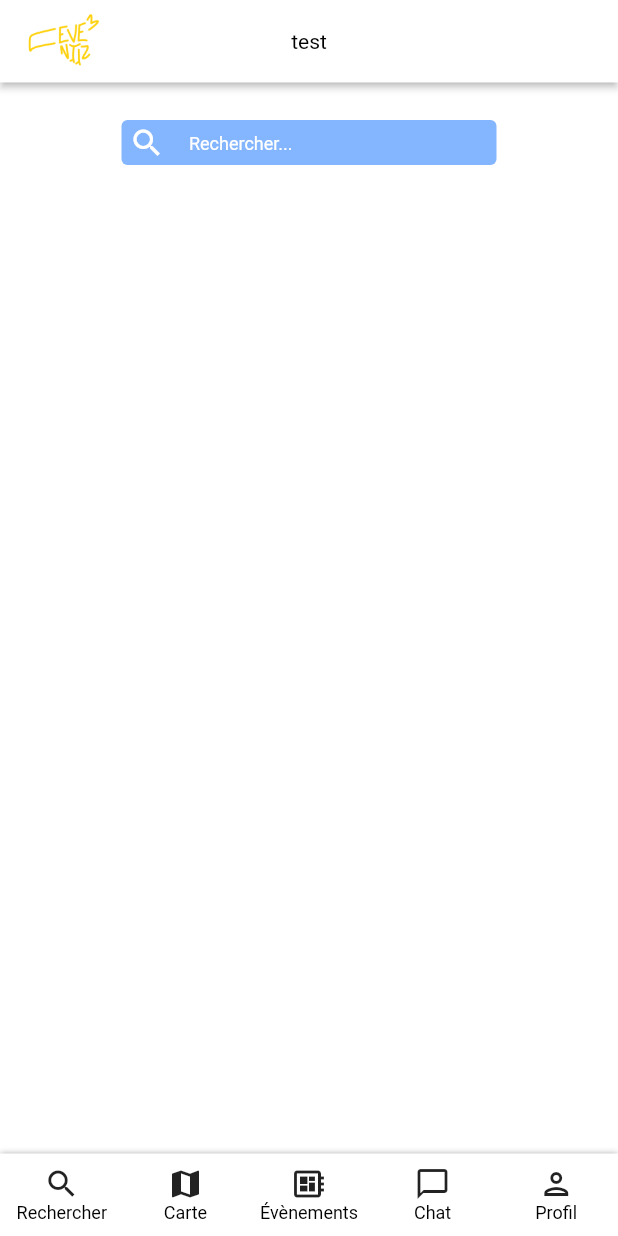
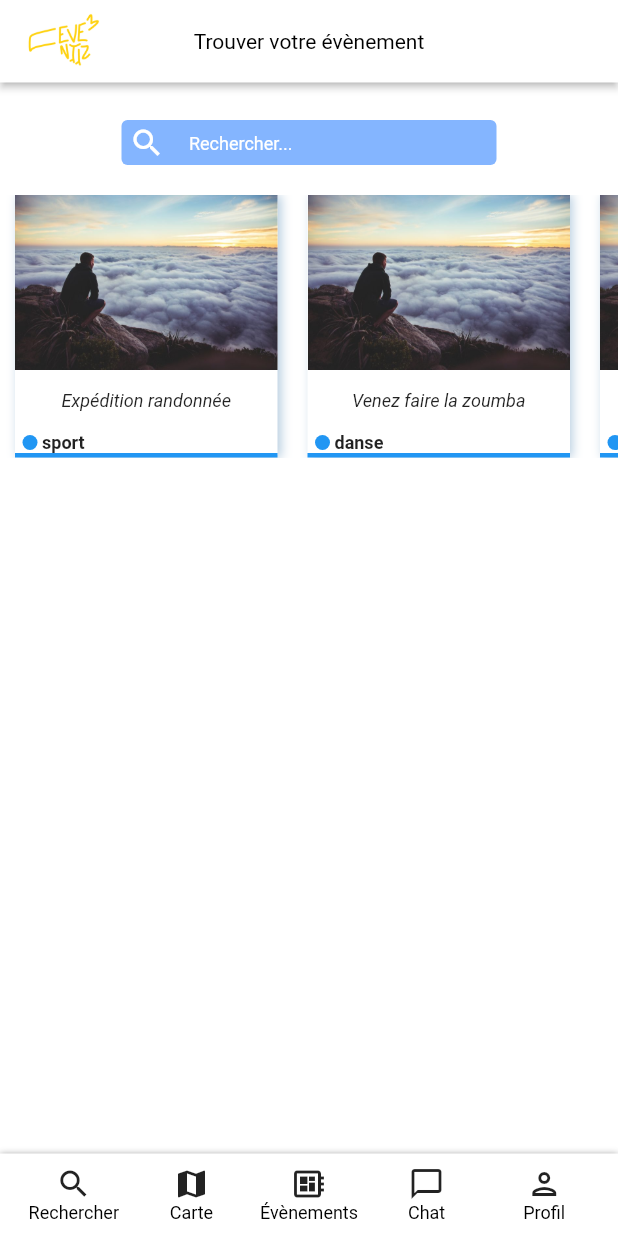
Before and after one commit to justRB/Eventiz, a Flutter app: the screen it shows after launch, on a phone screen of 412 x 824 dp. Run offline on Flutter 3.47's test engine with Material 2 defaults, Android fonts, the phone set to English and light mode, and no system bars.

Commit message:
cardList horizontal + bdd

```diff
--- /dev/null
+++ b/lib/bdd/bdd.dart
@@ -0,0 +1,17 @@
+final events = [
+  {
+    'image': 'card.jpg',
+    'title': 'Expédition randonnée',
+    'category': 'sport',
+  },
+  {
+    'image': 'card.jpg',
+    'title': 'Venez faire la zoumba',
+    'category': 'danse',
+  },
+  {
+    'image': 'card.jpg',
+    'title': 'Compétition pvp minecraft',
+    'category': 'culture',
+  },
+];
--- a/lib/components/nav_bar.dart
+++ b/lib/components/nav_bar.dart
@@ -6,6 +6,7 @@ class NavBar extends StatelessWidget {
   @override
   Widget build(BuildContext context) {
     return Container(
+      padding: const EdgeInsets.only(left: 10, right: 10),
       height: 55,
       decoration: const BoxDecoration(
         color: Colors.white,
@@ -44,7 +45,7 @@ class NavBarElement extends StatelessWidget {
   Widget build(BuildContext context) {
     return GestureDetector(
       child: SizedBox(
-        width: 75,
+        width: 70,
         child: Column(
           mainAxisAlignment: MainAxisAlignment.center,
           children: [
--- /dev/null
+++ b/lib/components/research_page_card.dart
@@ -0,0 +1,84 @@
+import 'package:flutter/material.dart';
+
+class ResearchPageCard extends StatelessWidget {
+  final String image;
+  final String title;
+  final String category;
+  final Color colorCategory;
+
+  const ResearchPageCard(
+      {required this.image,
+      required this.title,
+      required this.category,
+      required this.colorCategory,
+      super.key});
+
+  @override
+  Widget build(BuildContext context) {
+    double cardWidth = 175;
+    double cardHeight = 175;
+    return Container(
+      margin: const EdgeInsets.only(left: 10, right: 10),
+      width: cardWidth,
+      height: cardHeight,
+      decoration: BoxDecoration(
+        color: Colors.white,
+        border: Border(
+          bottom: BorderSide(
+            color: colorCategory,
+            width: 3,
+          ),
+        ),
+        boxShadow: const [
+          BoxShadow(
+            color: Color.fromARGB(255, 181, 204, 223),
+            blurRadius: 5,
+            offset: Offset(2, 0),
+          ),
+        ],
+      ),
+      child: Column(
+        mainAxisAlignment: MainAxisAlignment.spaceBetween,
+        children: [
+          ClipRRect(
+            borderRadius: const BorderRadius.only(
+                // topLeft: Radius.circular(0),
+                // topRight: Radius.circular(0),
+                ),
+            child: Image.asset(
+              'assets/images/$image',
+              width: cardWidth,
+            ),
+          ),
+          Text(
+            title,
+            style: const TextStyle(
+              fontSize: 12,
+              fontStyle: FontStyle.italic,
+            ),
+          ),
+          Row(
+            children: [
+              Container(
+                decoration: BoxDecoration(
+                  color: colorCategory,
+                  borderRadius: BorderRadius.circular(16),
+                ),
+                margin: const EdgeInsets.only(left: 5, right: 3),
+                width: 10,
+                height: 10,
+              ),
+              Text(
+                category,
+                style: const TextStyle(
+                  fontSize: 12,
+                  fontWeight: FontWeight.bold,
+                ),
+              ),
+            ],
+          ),
+        ],
+      ),
+    );
+  }
+}
--- a/lib/pages/research.dart
+++ b/lib/pages/research.dart
@@ -2,6 +2,8 @@ import 'package:flutter/material.dart';
 import '../components/nav_bar.dart';
 import '../components/search_bar.dart';
 import '../components/top_bar.dart';
+import '../components/research_page_card.dart';
+import '../bdd/bdd.dart';
 
 class Research extends StatefulWidget {
   const Research({super.key});
@@ -15,11 +17,32 @@ class _ResearchState extends State<Research> {
   Widget build(BuildContext context) {
     return Scaffold(
       backgroundColor: Colors.white,
-      appBar: const TopBar(title: 'test'),
+      appBar: const TopBar(title: 'Trouver votre évènement'),
       body: Center(
         child: Column(
-          children: const [
-            SearchBar(),
+          children: [
+            const SearchBar(),
+            Container(
+              margin: const EdgeInsets.only(top: 20, bottom: 20),
+              height: 175,
+              child: ListView.builder(
+                scrollDirection: Axis.horizontal,
+                itemCount: events.length,
+                itemBuilder: (context, index) {
+                  final event = events[index];
+                  final String image = event['image'].toString();
+                  final String title = event['title'].toString();
+                  final String category = event['category'].toString();
+
+                  return ResearchPageCard(
+                    image: image,
+                    title: title,
+                    category: category,
+                    colorCategory: Colors.blue,
+                  );
+                },
+              ),
+            ),
           ],
         ),
       ),
```
Also changed, not shown: assets/images/card.jpg (added).
